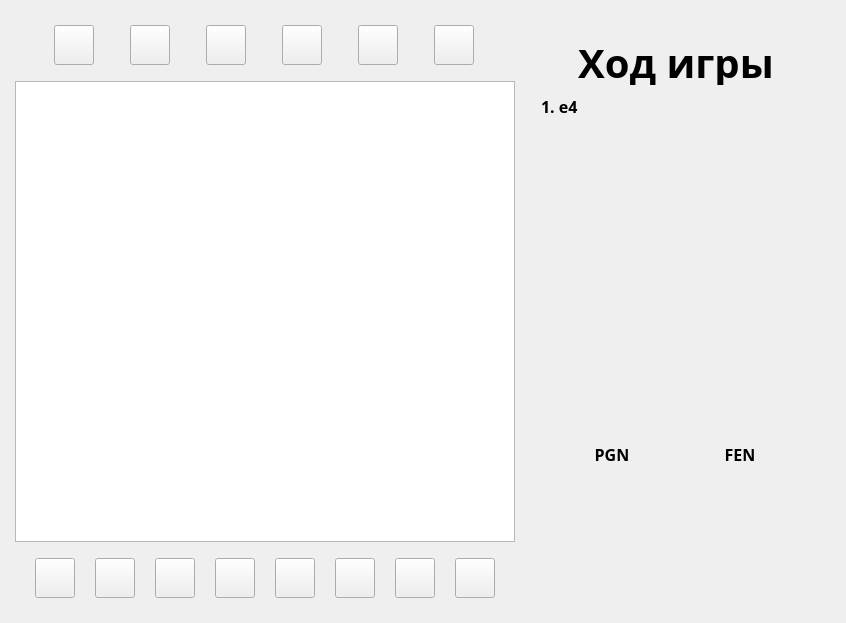
Before: the Qt Designer form testing/simpleGUI/mainwindow.ui in shinzowo/ChessTPU, drawn with Qt 5.
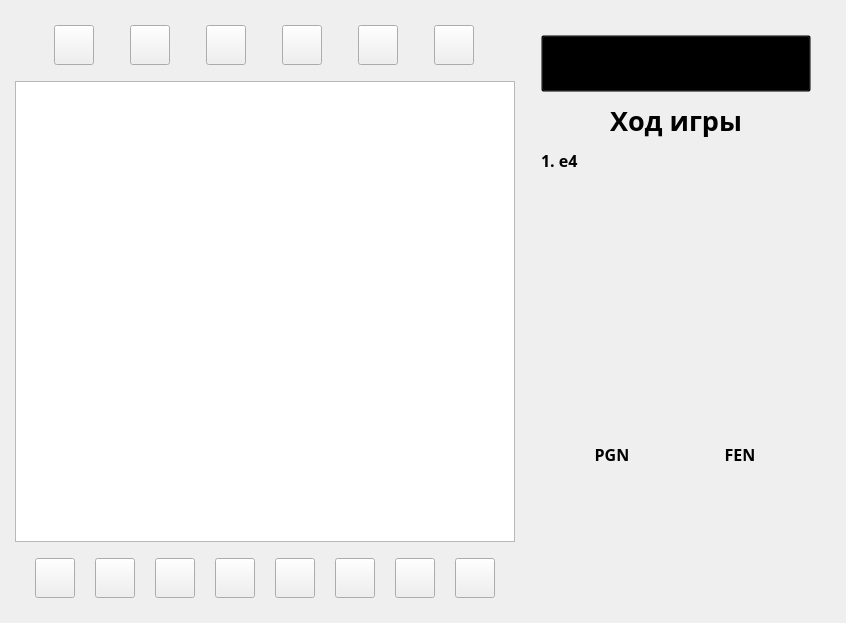
After: the same form once the commit is applied. The open tabs and pages were chosen to show the change. Icons and pictures are not drawn.

```diff
--- a/testing/simpleGUI/mainwindow.ui
+++ b/testing/simpleGUI/mainwindow.ui
@@ -554,6 +554,12 @@
        </property>
        <item row="0" column="0">
         <widget class="QStackedWidget" name="stackedWidget">
+         <property name="font">
+          <font>
+           <pointsize>24</pointsize>
+           <bold>true</bold>
+          </font>
+         </property>
          <property name="styleSheet">
           <string notr="true">background-color:&quot;#4D616F&quot;;</string>
          </property>
@@ -1393,6 +1399,23 @@
            <property name="bottomMargin">
             <number>11</number>
            </property>
+           <item>
+            <widget class="QPushButton" name="toMainMenuButton">
+             <property name="font">
+              <font>
+               <family>Segoe UI Black</family>
+               <pointsize>26</pointsize>
+               <bold>true</bold>
+              </font>
+             </property>
+             <property name="styleSheet">
+              <string notr="true">background:transparent; color:&quot;#ffffff&quot;;</string>
+             </property>
+             <property name="text">
+              <string>Главное меню</string>
+             </property>
+            </widget>
+           </item>
            <item>
             <widget class="QLabel" name="chess_title_4">
              <property name="enabled">
@@ -1407,7 +1430,7 @@
              <property name="font">
               <font>
                <family>Segoe UI Black</family>
-               <pointsize>30</pointsize>
+               <pointsize>20</pointsize>
                <bold>true</bold>
                <kerning>true</kerning>
               </font>
```
Left out of the diff: 6 changed lines with no effect on the pictures.
